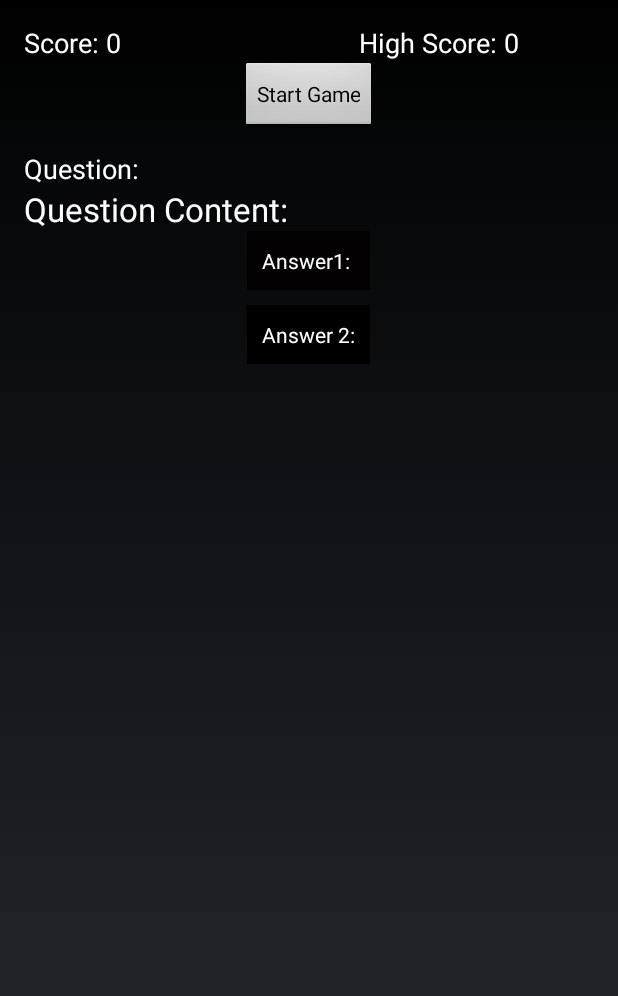
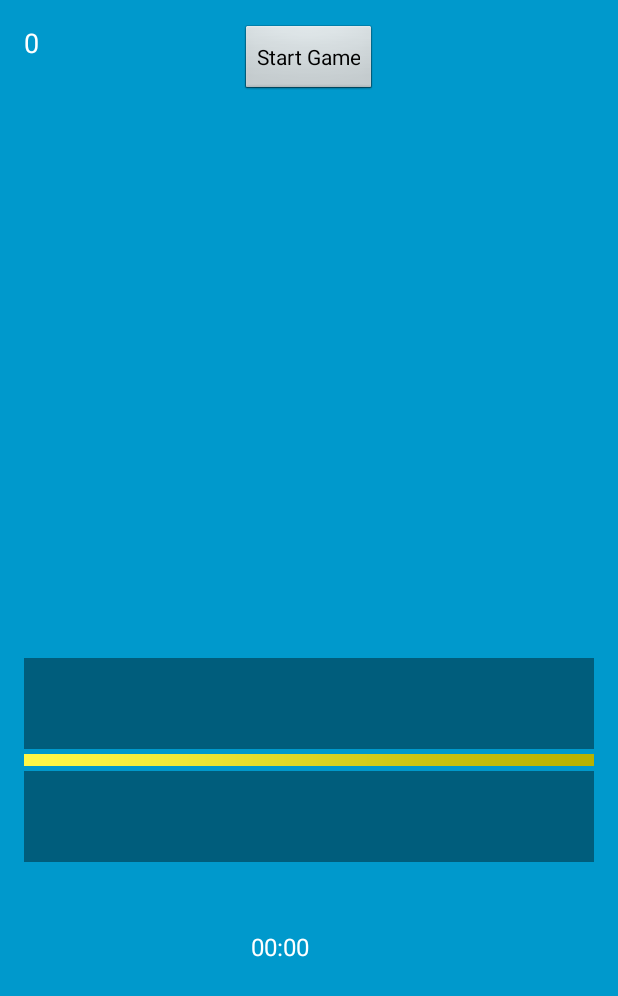
Before and after one commit to FabioNgo/Correct-Is-Wrong, an Android app: the Game screen opened directly, with no data from a screen before it, on a phone screen of 412 x 824 dp. Shown: the top 996 px of the screen. Run offline under Robolectric (Android 15) with nearby library versions, the phone set to English and light mode, and no system bars.

Commit message:
update Game GUI

```diff
--- a/CorrectIsWrong/Main/src/main/java/fabio/correctiswrong/main/Game.java
+++ b/CorrectIsWrong/Main/src/main/java/fabio/correctiswrong/main/Game.java
@@ -3,6 +3,7 @@ package fabio.correctiswrong.main;
 import android.app.Activity;
 import android.graphics.Color;
 import android.os.Handler;
+import android.os.SystemClock;
 import android.support.v7.app.ActionBarActivity;
 import android.os.Bundle;
 import android.util.Log;
@@ -10,6 +11,8 @@ import android.view.Menu;
 import android.view.MenuItem;
 import android.view.View;
 import android.widget.Button;
+import android.widget.Chronometer;
+import android.widget.ImageView;
 import android.widget.TextView;
 
 import java.io.BufferedReader;
@@ -45,6 +48,7 @@ public class Game extends Activity {
     Runnable runnable;
     Handler handler;
     boolean win;
+    Chronometer chronometer;
 
     public Game () {
         TimeLimit = 5;
@@ -62,6 +66,8 @@ public class Game extends Activity {
 
         super.onCreate(savedInstanceState);
         //read highScore
+//        chronometer = (Chronometer)findViewById(R.id.chronometer);
+//        chronometer.setBase(SystemClock.elapsedRealtime());
          handler = new Handler();
         runnable = new Runnable() {
 
@@ -132,9 +138,7 @@ public class Game extends Activity {
         }
         setContentView(R.layout.game);
         TextView scoreText = (TextView)findViewById(R.id.score);
-        scoreText.setText("Score: "+score);
-        TextView highScoreText = (TextView)findViewById(R.id.highscore);
-        highScoreText.setText("High Score: "+highScore);
+        scoreText.setText(score+"");
         startGame = (Button)findViewById(R.id.start);
         buttonLeft = (Button)findViewById(R.id.answer1);
         buttonLeft.setOnClickListener(new View.OnClickListener() {
@@ -192,14 +196,13 @@ public class Game extends Activity {
     }
 
     private void startGame () {
+//        chronometer.start();
         inGame = true;
         win = false;
         time = TimeLimit;
         score = 0;
         TextView scoreText = (TextView)findViewById(R.id.score);
-        scoreText.setText("Score: "+ String.valueOf(score));
-        TextView highScoreText = (TextView)findViewById(R.id.highscore);
-        highScoreText.setText("High Score: "+highScore);
+        scoreText.setText(String.valueOf(score));
         current = 0;
         buttonLeft.setBackgroundColor(Color.BLACK);
         buttonRight.setBackgroundColor(Color.BLACK);
@@ -228,7 +231,7 @@ public class Game extends Activity {
             b.setText("You Win. Tap to start a new game");
         }else{
             Button b = (Button)findViewById(R.id.start);
-            b.setText("You loose. Tap to retry");
+            b.setText("You lose. Tap to retry");
         }
         if(highScore<score){
             highScore = score;
@@ -250,7 +253,7 @@ public class Game extends Activity {
         score++;
         time = TimeLimit;
         TextView scoreText = (TextView)findViewById(R.id.score);
-        scoreText.setText("Score: "+ String.valueOf(score));
+        scoreText.setText(String.valueOf(score));
 
         Question cur;
         try {
--- a/CorrectIsWrong/Main/src/main/res/layout/game.xml
+++ b/CorrectIsWrong/Main/src/main/res/layout/game.xml
@@ -6,23 +6,13 @@
     android:paddingRight="@dimen/activity_horizontal_margin"
     android:paddingTop="@dimen/activity_vertical_margin"
     android:paddingBottom="@dimen/activity_vertical_margin"
-    tools:context="fabio.correctiswrong.game.Main">
+    tools:context="fabio.correctiswrong.game.Main"
+    android:background="#0099cc">
 
     <TextView
         android:layout_width="wrap_content"
         android:layout_height="wrap_content"
         android:textAppearance="?android:attr/textAppearanceMedium"
-        android:text="High Score: "
-        android:id="@+id/highscore"
-        android:layout_alignParentTop="true"
-        android:layout_alignParentRight="true"
-        android:paddingRight="50dp"/>
-
-    <TextView
-        android:layout_width="wrap_content"
-        android:layout_height="wrap_content"
-        android:textAppearance="?android:attr/textAppearanceMedium"
-        android:text="Score: "
         android:id="@+id/score"
         android:layout_alignParentTop="true"
         android:layout_alignParentLeft="true"/>
@@ -30,28 +20,18 @@
     <TextView
         android:layout_width="wrap_content"
         android:layout_height="wrap_content"
-        android:textAppearance="?android:attr/textAppearanceMedium"
-        android:text="Question: "
-        android:id="@+id/question"
-        android:layout_below="@+id/score"
-        android:layout_alignParentLeft="true"
-        android:layout_marginTop="59dp"/>
-
-    <TextView
-        android:layout_width="wrap_content"
-        android:layout_height="wrap_content"
         android:textAppearance="?android:attr/textAppearanceLarge"
-        android:text="Question Content: "
         android:id="@+id/QuestionContent"
-        android:layout_below="@+id/question"
-        android:layout_alignParentLeft="true"/>
+        android:layout_alignParentLeft="false"
+        android:textSize="40dp"
+        android:layout_centerInParent="true"
+        />
 
     <Button
-        android:layout_width="wrap_content"
+        android:layout_width="match_parent"
         android:layout_height="wrap_content"
-        android:text="Answer1: "
         android:id="@+id/answer1"
-        android:background="#ff030102"
+        android:background="#64000000"
         android:textColor="#ffffffff"
         android:padding="10dp"
         android:paddingLeft="10dp"
@@ -62,30 +42,46 @@
         android:layout_alignParentBottom="false"
         android:layout_alignParentLeft="false"
         android:layout_alignParentTop="false"
-        android:layout_centerHorizontal="true"/>
+        android:layout_centerHorizontal="true"
+        android:textSize="30dp"/>
 
     <Button
-        android:layout_width="wrap_content"
+        android:layout_width="match_parent"
         android:layout_height="wrap_content"
-        android:text="Answer 2:"
         android:id="@+id/answer2"
-        android:background="#ff000000"
+        android:background="#64000000"
         android:textColor="#ffffffff"
         android:padding="10dp"
         android:paddingLeft="10dp"
         android:paddingTop="10dp"
         android:paddingRight="10dp"
         android:paddingBottom="10dp"
-        android:layout_below="@+id/answer1"
-        android:layout_marginTop="10dp"
+        android:layout_below="@+id/timebar"
         android:layout_alignWithParentIfMissing="false"
-        android:layout_centerHorizontal="true"/>
+        android:layout_centerHorizontal="true"
+        android:textSize="30dp"/>
 
     <Button
         android:layout_width="wrap_content"
         android:layout_height="wrap_content"
         android:text="Start Game"
         android:id="@+id/start"
-        android:layout_below="@+id/highscore"
-        android:layout_centerHorizontal="true"/>
+        android:layout_centerHorizontal="true"
+        android:textAlignment="gravity"/>
+
+    <Chronometer
+        android:layout_width="wrap_content"
+        android:layout_height="wrap_content"
+        android:id="@+id/chronometer"
+        android:layout_below="@+id/answer2"
+        android:layout_alignRight="@+id/QuestionContent"
+        android:layout_marginTop="45dp"/>
+
+    <ImageView
+        android:layout_width="match_parent"
+        android:layout_height="wrap_content"
+        android:id="@+id/timebar"
+        android:layout_below="@+id/answer1"
+        android:src="@drawable/timebar"/>
+
 </RelativeLayout>
--- a/CorrectIsWrong/Main/src/main/res/layout/main.xml
+++ b/CorrectIsWrong/Main/src/main/res/layout/main.xml
@@ -20,15 +20,19 @@
     <TextView
         android:layout_width="wrap_content"
         android:layout_height="wrap_content"
-        android:textAppearance="?android:attr/textAppearanceLarge"
-        android:text="Author: Fabio Ngo - 2014"
+        android:textAppearance="@android:style/TextAppearance.Large"
+        android:text=" Fabio Ngo - 2014"
         android:id="@+id/textView"
         android:layout_alignTop="@+id/imageView"
-        android:layout_centerHorizontal="true"/>
+        android:layout_centerHorizontal="true"
+        android:textColor="#ffffffff"
+        android:textStyle="bold"
+        android:typeface="sans"
+        android:textSize="30dp"/>
 
     <ImageButton
-        android:layout_width="100dp"
-        android:layout_height="100dp"
+        android:layout_width="wrap_content"
+        android:layout_height="wrap_content"
         android:text="New Game"
         android:id="@+id/newGame"
         android:src="@drawable/start"
@@ -38,7 +42,7 @@
         android:layout_marginBottom="54dp"/>
 
     <ImageButton
-        android:layout_width="100dp"
+        android:layout_width="wrap_content"
         android:layout_height="100dp"
         android:text="Instruction"
         android:id="@+id/instruction"
```
Also changed, not shown: CorrectIsWrong/Main/src/main/res/drawable-hdpi/timebar.png (added).
